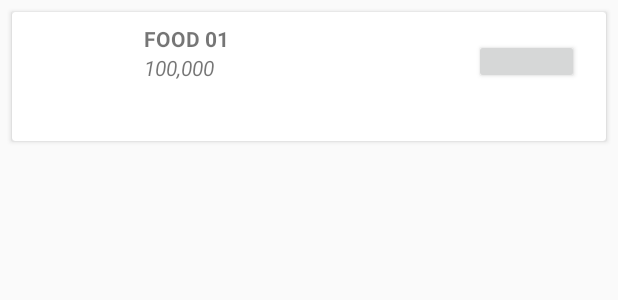
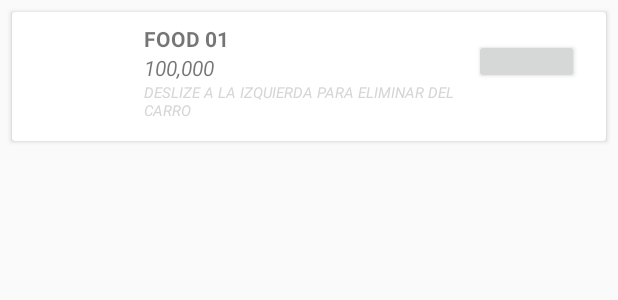
Before and after one commit to Biglia12/New_Boedo_Client, an Android app: the layout cart_layout.xml on its own in the app's theme, with its tools: preview values and no code run, on a phone screen of 412 x 824 dp. Shown: the top 300 px of the screen. Run offline under Robolectric (Android 15) with nearby library versions, the phone set to English and light mode, and no system bars; plain views replace ElegantNumberButton.

Commit message:
actualizaciones de libreria. Arreglo de eliminacion de carro que se eliminaban todos los items

```diff
--- a/app/src/main/java/com/example/androidfood/Cart.java
+++ b/app/src/main/java/com/example/androidfood/Cart.java
@@ -353,6 +353,7 @@ public class Cart extends AppCompatActivity implements RecyclerItemTouchHelperLi
 
             txtTotalPrice.setText(fmt.format(total));
 
+            //sanckbar
             Snackbar snackbar = Snackbar.make(rootLayout, name + " Eliminado del carro", Snackbar.LENGTH_LONG);
             snackbar.setAction("Agregar de nuevo", v -> {
                 adapter.restoreItem(deleteItem, deleteIndex);
--- a/app/src/main/java/com/example/androidfood/Database/Database.java
+++ b/app/src/main/java/com/example/androidfood/Database/Database.java
@@ -114,7 +114,7 @@ public class Database extends SQLiteAssetHelper {
 
     public void remoFormCart(String productId, String phone) {
         SQLiteDatabase db = getReadableDatabase();
-        String query = String.format("DELETE FROM OrderDetail");
+        String query = String.format("DELETE FROM OrderDetail  WHERE UserPhone = '%s' AND ProductoId='%s'",phone,productId);
         db.execSQL(query);
 
     }
--- a/app/src/main/java/com/example/androidfood/Home.java
+++ b/app/src/main/java/com/example/androidfood/Home.java
@@ -214,8 +214,7 @@ public class Home extends AppCompatActivity implements NavigationView.OnNavigati
         //Abrire los cuadrados de la derecha para que se abra el panel
         DrawerLayout drawer = findViewById(R.id.drawer_layout);
         NavigationView navigationView = findViewById(R.id.nav_view);
-        ActionBarDrawerToggle toggle = new ActionBarDrawerToggle(
-                this, drawer, toolbar, R.string.navigation_drawer_open, R.string.navigation_drawer_close){
+        ActionBarDrawerToggle toggle = new ActionBarDrawerToggle(Home.this, drawer, toolbar, R.string.navigation_drawer_open, R.string.navigation_drawer_close){
 
 
             public void onDrawerClosed(View view) {
--- a/app/src/main/res/layout/activity_order_detail.xml
+++ b/app/src/main/res/layout/activity_order_detail.xml
@@ -95,8 +95,8 @@
         android:layout_height="wrap_content">
 
         <TextView
-            android:text="Detalle"
-            android:textColor="@android:color/white"
+            android:text="Productos que ordeno:"
+            android:textColor="@android:color/black"
             android:layout_marginBottom="20dp"
             android:layout_marginLeft="8dp"
             android:layout_width="wrap_content"
--- a/app/src/main/res/layout/cart_layout.xml
+++ b/app/src/main/res/layout/cart_layout.xml
@@ -76,6 +76,17 @@
                 android:text="100,000"
                 android:textAllCaps="true"
                 android:textStyle="italic" />
+            <TextView
+                android:id="@+id/cart_item_delete"
+                android:layout_width="wrap_content"
+                android:layout_height="wrap_content"
+                android:layout_marginLeft="10dp"
+                android:gravity="center_vertical|start"
+                android:textSize="10sp"
+                android:textColor="@color/px_real_black"
+                android:text="Deslize a la izquierda para eliminar del carro"
+                android:textAllCaps="true"
+                android:textStyle="italic" />
 
 
         </LinearLayout>
--- a/app/src/main/res/layout/order_layout.xml
+++ b/app/src/main/res/layout/order_layout.xml
@@ -106,7 +106,7 @@
             android:id="@+id/btnDetail"
             android:layout_weight="1"
             android:text="Ver detalle de su compra"
-            android:background="@android:color/white"
+            android:background="@android:color/holo_green_light"
             android:textColor="@android:color/black"
             android:layout_width="0dp"
             android:layout_height="wrap_content" />
```
Also changed, not shown: app/build.gradle (+8 -8 lines), app/src/main/assets/databases/AndroidFoodDB.db.
